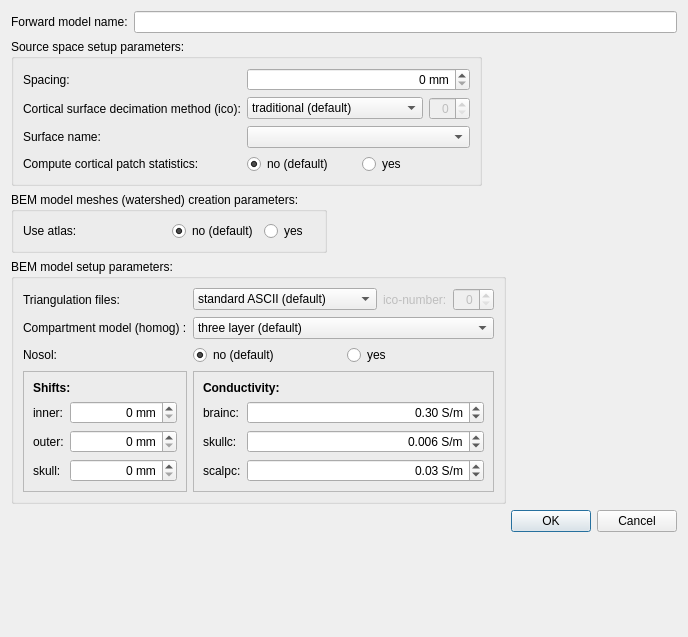
Qt form meggie_batch/ui/qt4Designer_ui_files/forwardModelDialog.ui (cibr-jyu/meggie) before a commit.
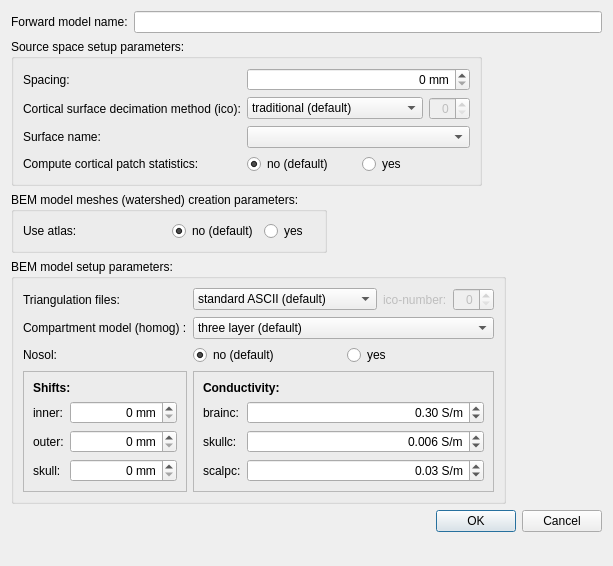
The same form after that commit.

What changed in the file:
```diff
--- a/meggie_batch/ui/qt4Designer_ui_files/forwardModelDialog.ui
+++ b/meggie_batch/ui/qt4Designer_ui_files/forwardModelDialog.ui
@@ -6,8 +6,8 @@
    <rect>
     <x>0</x>
     <y>0</y>
-    <width>688</width>
-    <height>637</height>
+    <width>613</width>
+    <height>566</height>
    </rect>
   </property>
   <property name="windowTitle">
```
